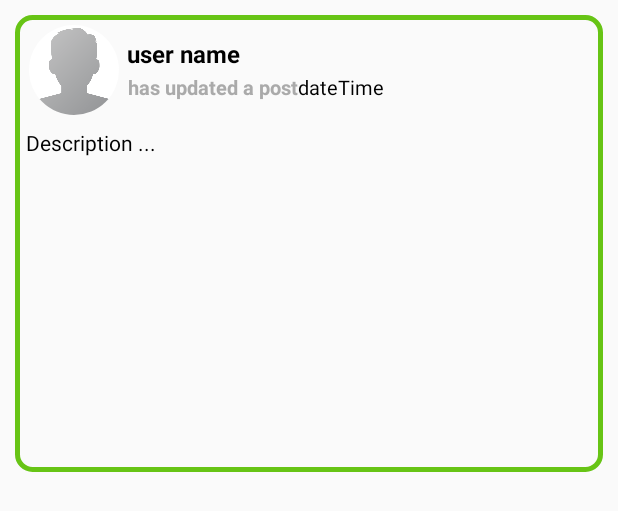
After one commit to Lexxlegolas/ChillSpot, an Android app: the layout all_posts_layout.xml on its own in the app's theme, with its tools: preview values and no code run, on a phone screen of 412 x 824 dp. The commit adds this screen. Shown: the top 511 px of the screen. Run offline under Robolectric (Android 15) with nearby library versions, the phone set to English and light mode, and no system bars.

Commit message:
finished layout

```diff
--- a/app/build.gradle
+++ b/app/build.gradle
@@ -27,6 +27,7 @@ dependencies {
     implementation 'com.google.firebase:firebase-auth:16.0.5'
     implementation 'com.google.firebase:firebase-database:16.0.4'
     implementation 'com.google.firebase:firebase-storage:16.0.4'
+    implementation 'com.firebaseui:firebase-ui-database:3.2.2'
     implementation 'de.hdodenhof:circleimageview:3.0.0'
     implementation 'com.theartofdev.edmodo:android-image-cropper:2.7.+'
     implementation 'com.squareup.picasso:picasso:2.71828'
--- /dev/null
+++ b/app/src/main/res/drawable/post_border.xml
@@ -0,0 +1,14 @@
+<?xml version="1.0" encoding="utf-8"?>
+<shape xmlns:android="http://schemas.android.com/apk/res/android">
+
+    <stroke
+        android:width="3dp"
+        android:color="@color/colorPrimaryDark"
+        >
+
+    </stroke>
+    <corners
+        android:radius="10dp">
+    </corners>
+
+</shape>
--- /dev/null
+++ b/app/src/main/res/layout/all_posts_layout.xml
@@ -0,0 +1,110 @@
+<?xml version="1.0" encoding="utf-8"?>
+<RelativeLayout
+    xmlns:android="http://schemas.android.com/apk/res/android"
+    android:layout_width="match_parent"
+    android:layout_height="wrap_content">
+
+    <LinearLayout
+        android:layout_width="match_parent"
+        android:layout_height="wrap_content"
+        android:orientation="vertical"
+        android:background="@drawable/post_border"
+        android:layout_marginRight="10dp"
+        android:layout_marginLeft="10dp"
+        android:layout_marginTop="10dp"
+        android:layout_marginBottom="4dp">
+
+        <LinearLayout
+            android:layout_width="match_parent"
+            android:layout_height="wrap_content"
+            android:orientation="horizontal"
+            android:layout_marginTop="1dp"
+            android:padding="5dp">
+
+            <de.hdodenhof.circleimageview.CircleImageView
+                android:id="@+id/post_profile_image"
+                android:layout_width="60dp"
+                android:layout_height="60dp"
+                android:src="@drawable/profile"
+                android:scaleType="centerCrop"
+                android:layout_marginLeft="4dp"/>
+
+            <LinearLayout
+                android:layout_width="match_parent"
+                android:layout_height="wrap_content"
+                android:orientation="vertical">
+
+                <TextView
+                    android:id="@+id/post_user_name"
+                    android:layout_width="match_parent"
+                    android:layout_height="wrap_content"
+                    android:text="user name"
+                    android:layout_marginLeft="5dp"
+                    android:layout_marginTop="8dp"
+                    android:textAlignment="textStart"
+                    android:textSize="16sp"
+                    android:textStyle="bold"
+                    android:textColor="@android:color/black"/>
+
+                <LinearLayout
+                    android:layout_width="match_parent"
+                    android:layout_height="wrap_content"
+                    android:orientation="horizontal"
+                    android:layout_marginLeft="4dp"
+                    android:padding="2dp">
+                    <TextView
+                        android:id="@+id/text"
+                        android:layout_width="wrap_content"
+                        android:layout_height="wrap_content"
+                        android:text="has updated a post"
+                        android:textColor="@android:color/darker_gray"
+                        android:textSize="13sp"
+                        android:textStyle="bold"/>
+                    <TextView
+                        android:id="@+id/post_date"
+                        android:layout_width="wrap_content"
+                        android:layout_height="wrap_content"
+                        android:text="date"
+                        android:textColor="@android:color/black"
+                        android:textSize="13sp"
+                        />
+                    <TextView
+                        android:id="@+id/post_time"
+                        android:layout_width="wrap_content"
+                        android:layout_height="wrap_content"
+                        android:text="Time"
+                        android:textColor="@android:color/black"
+                        android:textSize="13sp"
+                        />
+
+
+                </LinearLayout>
+
+            </LinearLayout>
+
+        </LinearLayout>
+
+        <TextView
+            android:id="@+id/post_desc"
+            android:layout_width="match_parent"
+            android:layout_height="wrap_content"
+            android:text="Description ..."
+            android:layout_marginLeft="4dp"
+            android:layout_marginRight="4dp"
+            android:padding="3dp"
+            android:textSize="14sp"
+            android:textColor="@android:color/black"/>
+
+        <ImageView
+            android:id="@+id/post_image"
+            android:layout_width="match_parent"
+            android:layout_height="200dp"
+            android:layout_margin="3dp"
+            android:adjustViewBounds="true"
+            android:scaleType="centerCrop"/>
+
+
+
+    </LinearLayout>
+
+</RelativeLayout>
```
Also changed, not shown: app/src/main/java/com/example/chillspot/MainActivity.java (+53 -2 lines), app/src/main/java/com/example/chillspot/models/Posts.java (added, +77 -0 lines), app/src/main/java/com/example/chillspot/post/Post.java (+67 -19 lines), app/src/main/java/com/example/chillspot/viewHolder/PostsViewHolder.java (added, +32 -0 lines).
